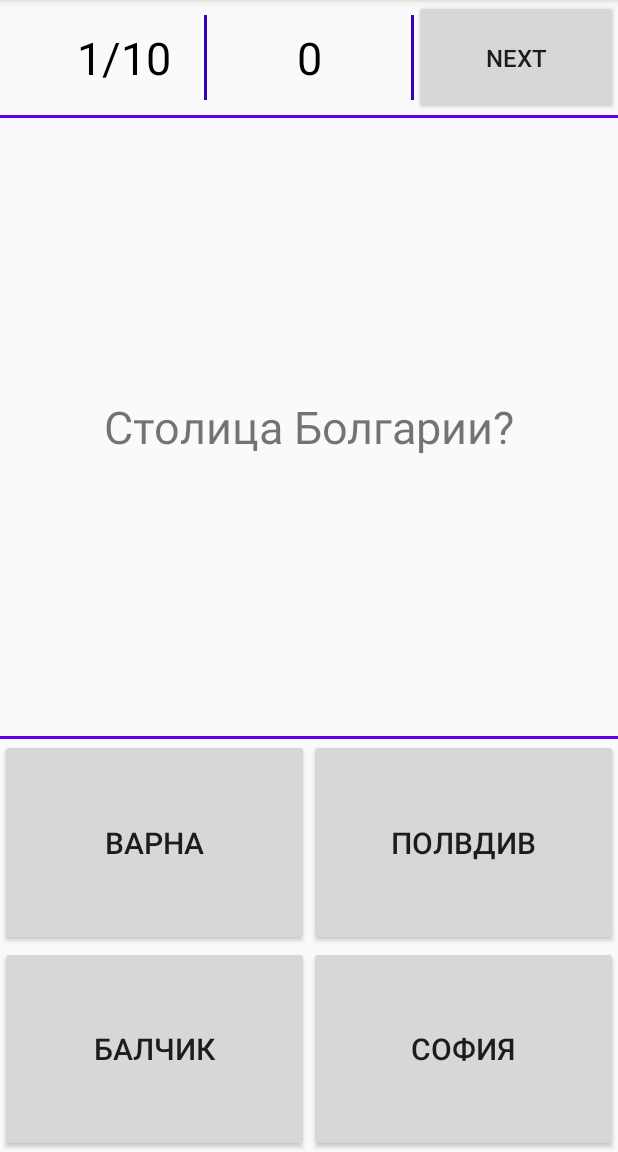
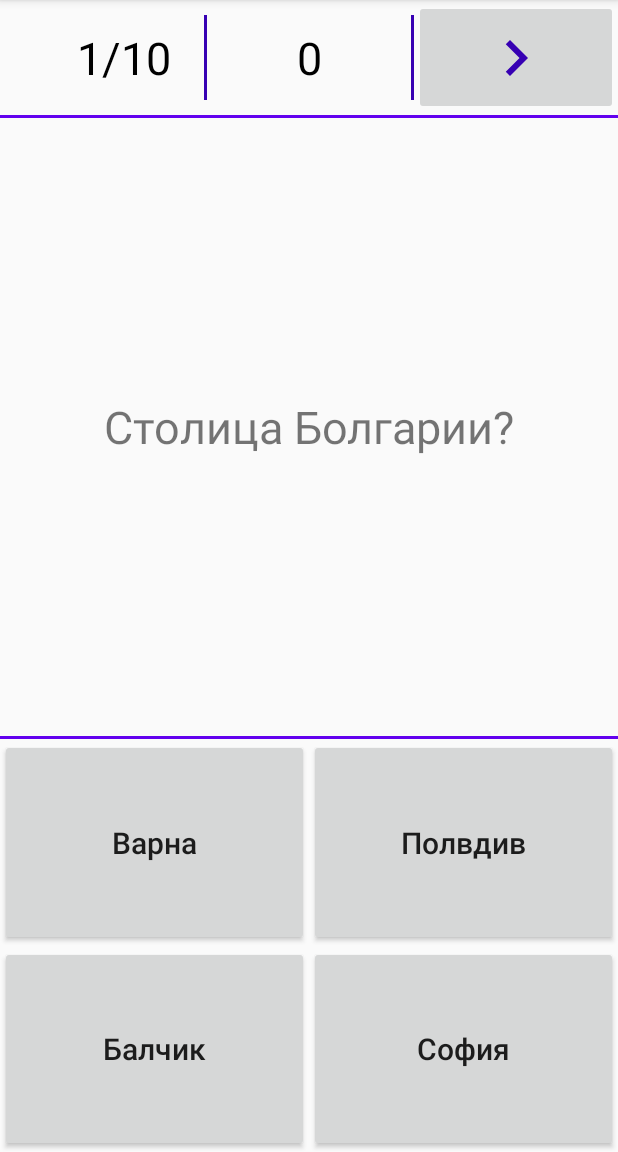
Before and after one commit to Parocq/QuizApp, an Android app: the screen it shows after launch (MainActivity), after a tap on "ПРОСТОЙ", on a phone screen of 412 x 824 dp, the part 84-1236 px from its top. Run offline under Robolectric (Android 15) with nearby library versions, the phone set to English and light mode, and no system bars; 1 other tap on this screen came first.

Commit message:
before images

```diff
--- a/app/src/main/java/com/bsuir/german/quizapp/DBHelper.java
+++ b/app/src/main/java/com/bsuir/german/quizapp/DBHelper.java
@@ -73,7 +73,7 @@ public class DBHelper extends SQLiteOpenHelper {
         daoQuestion.insertQuestion(new Question("Столица Самоа?", 10, "Афега", "Паго-Паго", "Мклифануа", "Апиа", 4));
         daoQuestion.insertQuestion(new Question("Столица Новой Зеландии?", 10, "Окленд", "Роторуа", "Веллингтон", "Нельсон", 3));
 
-        daoQuestion.insertQuestion(new Question("Столица Канады?", 15, "Оттава", "Торонто", "Монреаль", "Эдмонтон", 1));
+        daoQuestion.insertQuestion(new Question("Столица Канады?", 15, "Оттава", "Торонто", "Монреаль", "Эдмонтон", 2));
         daoQuestion.insertQuestion(new Question("Столица Багамских островов?", 15, "Фрипорт", "Элис Таун", "Нассау", "Данмор-Таун", 3));
         daoQuestion.insertQuestion(new Question("Столица Судана?", 15, "Омдурман", "Кассала", "Ньяла", "Хартум", 4 ));
         daoQuestion.insertQuestion(new Question("Столица Парагвай?", 15, "Энкарнасьон", "Асунсьон", "Консепсьон", "Коронель-Овьедо", 2));
--- a/app/src/main/java/com/bsuir/german/quizapp/fragment/QuizTopFragment.java
+++ b/app/src/main/java/com/bsuir/german/quizapp/fragment/QuizTopFragment.java
@@ -9,6 +9,7 @@ import android.view.LayoutInflater;
 import android.view.View;
 import android.view.ViewGroup;
 import android.widget.Button;
+import android.widget.ImageButton;
 import android.widget.TextView;
 
 import com.bsuir.german.quizapp.R;
@@ -19,7 +20,7 @@ import com.bsuir.german.quizapp.R;
 public class QuizTopFragment extends Fragment {
 
     private TextView questionNumber, points;
-    private Button goNextButton;
+    private ImageButton goNextButton;
 
     @Override
     public View onCreateView(LayoutInflater inflater, ViewGroup container, Bundle savedInstanceState) {
--- a/app/src/main/res/anim/scale_from_zero.xml
+++ b/app/src/main/res/anim/scale_from_zero.xml
@@ -10,6 +10,6 @@
         android:toYScale="1.0"
         android:pivotX="50%"
         android:pivotY="50%"
-        android:duration="500" />
+        android:duration="400" />
 
 </set>
--- a/app/src/main/res/anim/scale_to_zero.xml
+++ b/app/src/main/res/anim/scale_to_zero.xml
@@ -10,6 +10,6 @@
         android:toYScale="0"
         android:pivotX="50%"
         android:pivotY="50%"
-        android:duration="500" />
+        android:duration="400" />
 
 </set>
--- a/app/src/main/res/anim/translate.xml
+++ b/app/src/main/res/anim/translate.xml
@@ -3,7 +3,7 @@
     android:interpolator="@android:anim/linear_interpolator">
 
     <translate
-        android:duration="500"
+        android:duration="400"
         android:fromXDelta="0"
         android:toXDelta="100%p" />
 
--- a/app/src/main/res/anim/translate_to_screen.xml
+++ b/app/src/main/res/anim/translate_to_screen.xml
@@ -4,7 +4,7 @@ android:interpolator="@android:anim/linear_interpolator">
 
 <translate
 
-    android:duration="500"
+    android:duration="400"
     android:fromXDelta="-100%p"
     android:toXDelta="0" />
 
--- /dev/null
+++ b/app/src/main/res/drawable/ic_navigate_next_black_24dp.xml
@@ -0,0 +1,5 @@
+<vector android:height="48dp" android:tint="#3700B3"
+    android:viewportHeight="24.0" android:viewportWidth="24.0"
+    android:width="48dp" xmlns:android="http://schemas.android.com/apk/res/android">
+    <path android:fillColor="#FF000000" android:pathData="M10,6L8.59,7.41 13.17,12l-4.58,4.59L10,18l6,-6z"/>
+</vector>
--- a/app/src/main/res/layout/fragment_menu.xml
+++ b/app/src/main/res/layout/fragment_menu.xml
@@ -109,14 +109,16 @@
         android:id="@+id/textLevels"
         android:layout_width="wrap_content"
         android:layout_height="wrap_content"
+        android:layout_marginTop="40dp"
         android:layout_marginBottom="30dp"
         android:gravity="center"
         android:text="@string/choose_complexity"
+        android:textColor="@color/colorBlack"
+        android:textSize="25sp"
         android:visibility="invisible"
-        android:textSize="25sp"
-        android:textColor="@color/colorBlack"
         app:layout_constraintBottom_toTopOf="@+id/buttonSimleLevel"
         app:layout_constraintEnd_toEndOf="@+id/buttonSimleLevel"
-        app:layout_constraintStart_toStartOf="@+id/buttonSimleLevel" />
+        app:layout_constraintStart_toStartOf="@+id/buttonSimleLevel"
+        app:layout_constraintTop_toTopOf="parent" />
 
 </androidx.constraintlayout.widget.ConstraintLayout>
--- a/app/src/main/res/layout/fragment_question_fragment.xml
+++ b/app/src/main/res/layout/fragment_question_fragment.xml
@@ -48,6 +48,7 @@
                 android:layout_width="match_parent"
                 android:layout_height="match_parent"
                 android:layout_weight="1"
+                android:textAllCaps="false"
                 android:textSize="20sp">
             </Button>
             <Button
@@ -55,6 +56,7 @@
                 android:layout_width="match_parent"
                 android:layout_height="match_parent"
                 android:layout_weight="1"
+                android:textAllCaps="false"
                 android:textSize="20sp">
             </Button>
         </LinearLayout>
@@ -68,6 +70,7 @@
                 android:layout_width="match_parent"
                 android:layout_height="match_parent"
                 android:layout_weight="1"
+                android:textAllCaps="false"
                 android:textSize="20sp">
             </Button>
             <Button
@@ -75,6 +78,7 @@
                 android:layout_width="match_parent"
                 android:layout_height="match_parent"
                 android:layout_weight="1"
+                android:textAllCaps="false"
                 android:textSize="20sp">
             </Button>
         </LinearLayout>
--- a/app/src/main/res/layout/fragment_quiz_top.xml
+++ b/app/src/main/res/layout/fragment_quiz_top.xml
@@ -54,11 +54,10 @@
 
         </LinearLayout>
 
-        <Button
+        <ImageButton
             android:id="@+id/goNext"
             android:layout_width="0dp"
             android:layout_height="match_parent"
             android:layout_weight="2"
-            android:text="@string/next"
-            android:textSize="16sp"></Button>
+            android:src="@drawable/ic_navigate_next_black_24dp" />
 </LinearLayout>
--- a/app/src/main/res/layout/fragment_results.xml
+++ b/app/src/main/res/layout/fragment_results.xml
@@ -13,8 +13,10 @@
         android:paddingTop="30dp"
         android:text="@string/gratz"
         android:textColor="@color/colorBlack"
+        android:fontFamily="@font/english_rose"
         android:textSize="40sp"
         app:layout_constraintEnd_toEndOf="parent"
+        app:layout_constraintHorizontal_bias="0.496"
         app:layout_constraintStart_toStartOf="parent"
         app:layout_constraintTop_toTopOf="parent" />
 
@@ -90,7 +92,9 @@
         android:layout_marginStart="50dp"
         android:layout_marginTop="60dp"
         android:layout_marginEnd="50dp"
+        android:layout_marginBottom="10dp"
         android:text="@string/addRecord"
+        app:layout_constraintBottom_toTopOf="@+id/dateFinished"
         app:layout_constraintEnd_toEndOf="@+id/inputNameField"
         app:layout_constraintStart_toStartOf="@+id/inputNameField"
         app:layout_constraintTop_toBottomOf="@+id/inputNameField" />
```
